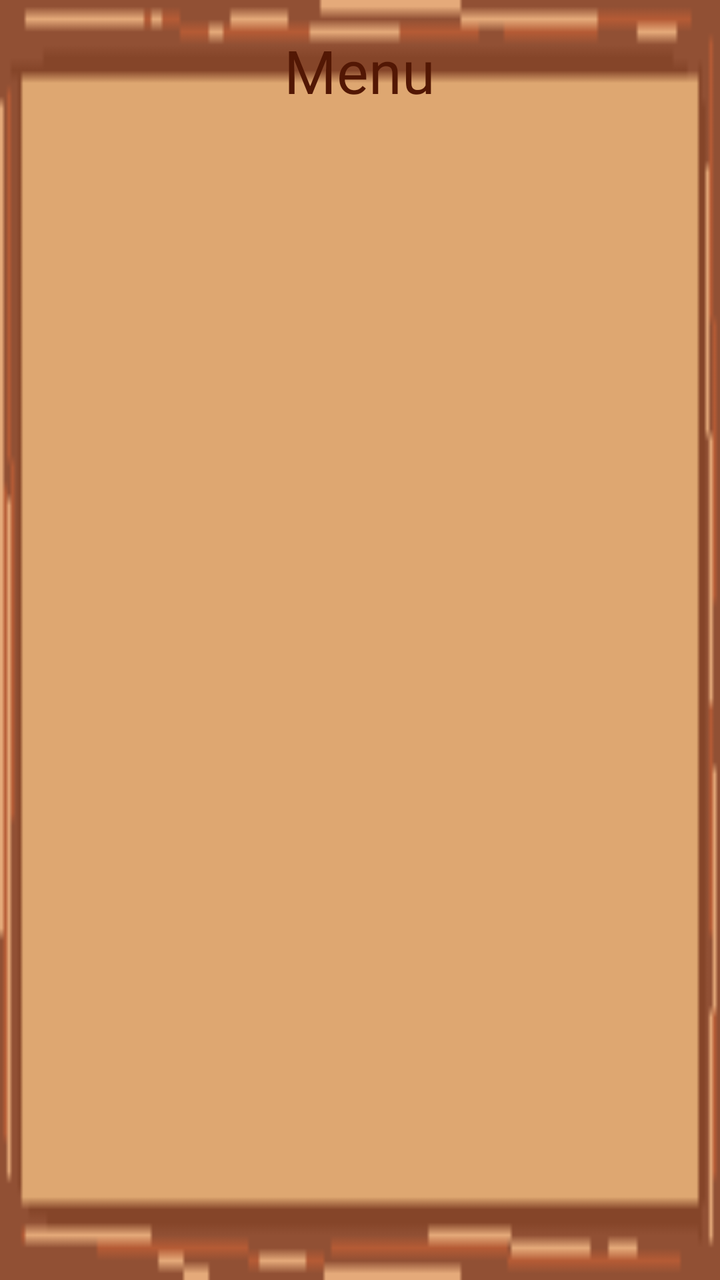
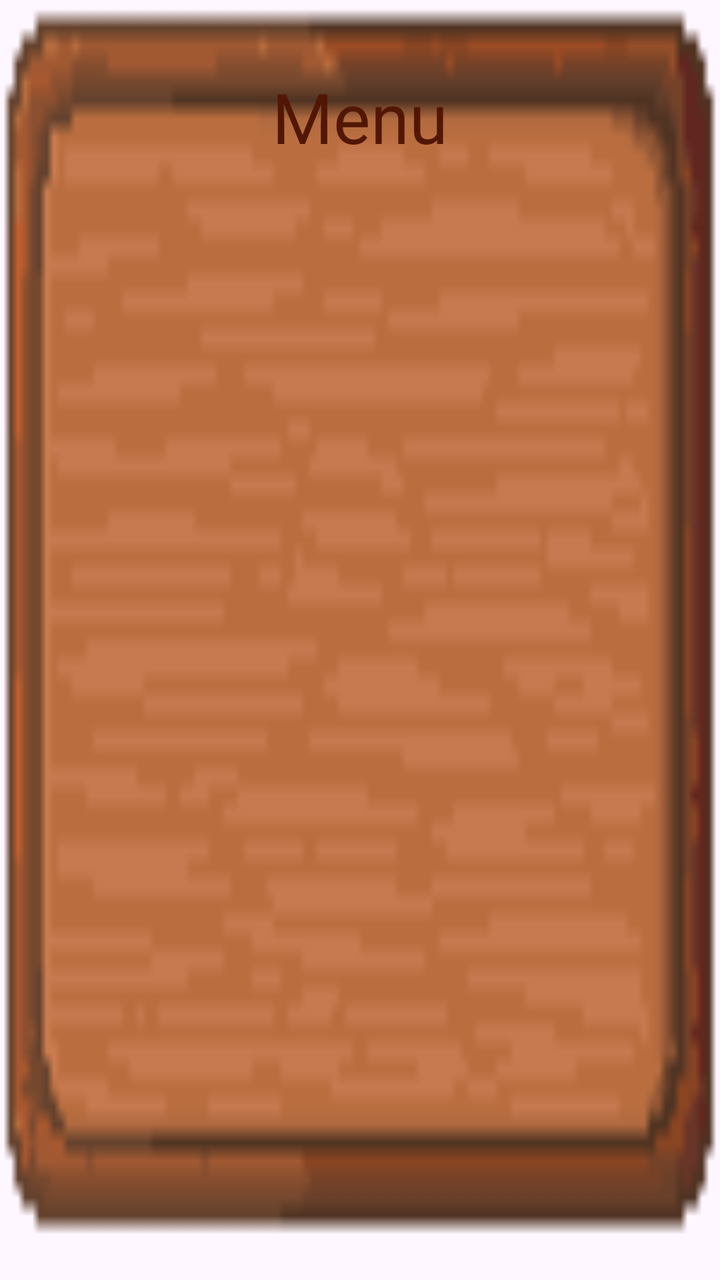

The first picture is an Android layout as it rendered before a commit; the second is the same layout after the commit. The layout source and the unified diff follow.
<!-- AndroidManifest.xml: application theme Theme.MyApplication -->
<!-- res/layout/popup.xml -->
<?xml version="1.0" encoding="utf-8"?>
<LinearLayout
    xmlns:android="http://schemas.android.com/apk/res/android"
    android:layout_width="match_parent"
    android:background="@drawable/pop"
    android:orientation="vertical"
    android:layout_height="wrap_content">
<TextView
    style="@style/texts"
    android:layout_width="wrap_content"
    android:layout_height="match_parent"
    android:textSize="30dp"
    android:text="Menu"
    android:layout_marginTop="15dp"
    android:textColor="#521704"
    android:layout_gravity="center"/>
<TextView
    android:textColor="#521704"
    android:background="?attr/selectableItemBackground"
    android:clickable="true"
    android:focusable="true"
    android:id="@+id/inicio"
    android:layout_marginTop="15dp"
    android:layout_width="wrap_content"
    android:layout_height="match_parent"
    style="@style/texts"
    android:text="@string/inicio"
    android:layout_gravity="center" />
    <TextView
        android:textColor="#521704"
        android:background="?attr/selectableItemBackground"
        android:clickable="true"
        android:focusable="true"
        android:id="@+id/abrirayuda"
        android:layout_width="wrap_content"
        android:layout_height="match_parent"
        style="@style/texts"
        android:layout_marginTop="15dp"
        android:layout_marginBottom="15dp"
        android:text="@string/ayuda"
        android:layout_gravity="center" />
</LinearLayout>
<!-- resources referenced by this layout -->
<resources>
  <!-- drawable pop: png bitmap (drawable, 1416 bytes) -->
  <string name="ayuda">Ayuda</string>
  <string name="inicio">Volver al inicio</string>
  <style name="texts">
          <item name="android:layout_width">wrap_content</item>
          <item name="android:layout_height">wrap_content</item>
          <item name="android:fontFamily">@font/font</item>
          <item name="android:textColor">@color/black</item>
          <item name="android:textSize">20sp</item>
      </style>
  <style name="Theme.MyApplication" parent="Base.Theme.MyApplication" />
  <color name="black">#FF000000</color>
  <style name="Base.Theme.MyApplication" parent="Theme.Material3.DayNight.NoActionBar">
          
          
      </style>
</resources>

<!-- the commit's change to res/layout/popup.xml (unified diff, before → after) -->
@@ -2,41 +2,43 @@
 <LinearLayout
     xmlns:android="http://schemas.android.com/apk/res/android"
     android:layout_width="match_parent"
-    android:background="@drawable/pop"
+    android:background="@drawable/fondopopup"
     android:orientation="vertical"
     android:layout_height="wrap_content">
-<TextView
-    style="@style/texts"
-    android:layout_width="wrap_content"
-    android:layout_height="match_parent"
-    android:textSize="30dp"
-    android:text="Menu"
-    android:layout_marginTop="15dp"
-    android:textColor="#521704"
-    android:layout_gravity="center"/>
-<TextView
-    android:textColor="#521704"
-    android:background="?attr/selectableItemBackground"
-    android:clickable="true"
-    android:focusable="true"
-    android:id="@+id/inicio"
-    android:layout_marginTop="15dp"
-    android:layout_width="wrap_content"
-    android:layout_height="match_parent"
-    style="@style/texts"
-    android:text="@string/inicio"
-    android:layout_gravity="center" />
+    <TextView
+        style="@style/texts"
+        android:layout_width="wrap_content"
+        android:layout_height="match_parent"
+        android:textSize="35dp"
+        android:text="Menu"
+        android:layout_marginTop="35dp"
+        android:textColor="#521704"
+        android:layout_gravity="center"/>
     <TextView
         android:textColor="#521704"
         android:background="?attr/selectableItemBackground"
         android:clickable="true"
         android:focusable="true"
+        android:id="@+id/inicio"
+        android:textSize="25sp"
+        android:layout_marginTop="25dp"
+        android:layout_width="wrap_content"
+        android:layout_height="match_parent"
+        style="@style/texts"
+        android:text="@string/inicio"
+        android:layout_gravity="center" />
+    <TextView
+        android:textColor="#521704"
+        android:background="?attr/selectableItemBackground"
+        android:clickable="true"
+        android:focusable="true"
+        android:textSize="25sp"
         android:id="@+id/abrirayuda"
         android:layout_width="wrap_content"
         android:layout_height="match_parent"
         style="@style/texts"
-        android:layout_marginTop="15dp"
-        android:layout_marginBottom="15dp"
+        android:layout_marginTop="20dp"
+        android:layout_marginBottom="40dp"
         android:text="@string/ayuda"
         android:layout_gravity="center" />
 </LinearLayout>
<!-- resource entries referenced after the edit -->
@@ -1,6 +1,6 @@
 <!-- resources referenced by this layout -->
 <resources>
-  <!-- drawable pop: png bitmap (drawable, 1416 bytes) -->
+  <!-- drawable fondopopup: png bitmap (drawable, 2575 bytes) -->
   <string name="ayuda">Ayuda</string>
   <string name="inicio">Volver al inicio</string>
   <style name="texts">
